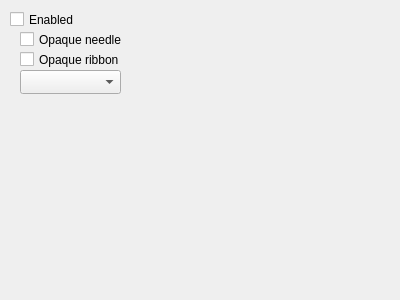
The window that src/ui/hud2/HUD2RibbonForm.ui (mavlink/qgroundcontrol) describes before a commit, drawn with Qt 5.
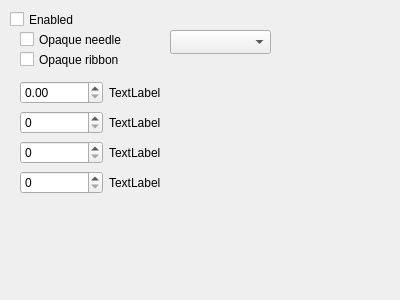
The same window after the commit.

Commit message: added settings for ribbons

What changed in the file:
```diff
--- a/src/ui/hud2/HUD2RibbonForm.ui
+++ b/src/ui/hud2/HUD2RibbonForm.ui
@@ -55,13 +55,65 @@
   <widget class="QComboBox" name="comboBox">
    <property name="geometry">
     <rect>
-     <x>20</x>
-     <y>70</y>
+     <x>170</x>
+     <y>30</y>
      <width>101</width>
      <height>24</height>
     </rect>
    </property>
   </widget>
+  <widget class="QWidget" name="gridLayoutWidget">
+   <property name="geometry">
+    <rect>
+     <x>20</x>
+     <y>80</y>
+     <width>171</width>
+     <height>116</height>
+    </rect>
+   </property>
+   <layout class="QGridLayout" name="gridLayout" rowminimumheight="0,0,0,0">
+    <item row="0" column="1">
+     <widget class="QLabel" name="label">
+      <property name="text">
+       <string>TextLabel</string>
+      </property>
+     </widget>
+    </item>
+    <item row="1" column="0">
+     <widget class="QSpinBox" name="bigScratchValueStep"/>
+    </item>
+    <item row="0" column="0">
+     <widget class="QDoubleSpinBox" name="bigScratchLenStep"/>
+    </item>
+    <item row="2" column="0">
+     <widget class="QSpinBox" name="stepsSmall"/>
+    </item>
+    <item row="1" column="1">
+     <widget class="QLabel" name="label_2">
+      <property name="text">
+       <string>TextLabel</string>
+      </property>
+     </widget>
+    </item>
+    <item row="3" column="0">
+     <widget class="QSpinBox" name="stepsBig"/>
+    </item>
+    <item row="2" column="1">
+     <widget class="QLabel" name="label_3">
+      <property name="text">
+       <string>TextLabel</string>
+      </property>
+     </widget>
+    </item>
+    <item row="3" column="1">
+     <widget class="QLabel" name="label_4">
+      <property name="text">
+       <string>TextLabel</string>
+      </property>
+     </widget>
+    </item>
+   </layout>
+  </widget>
  </widget>
  <resources/>
  <connections/>
```
The commit also changes 11 other files.
